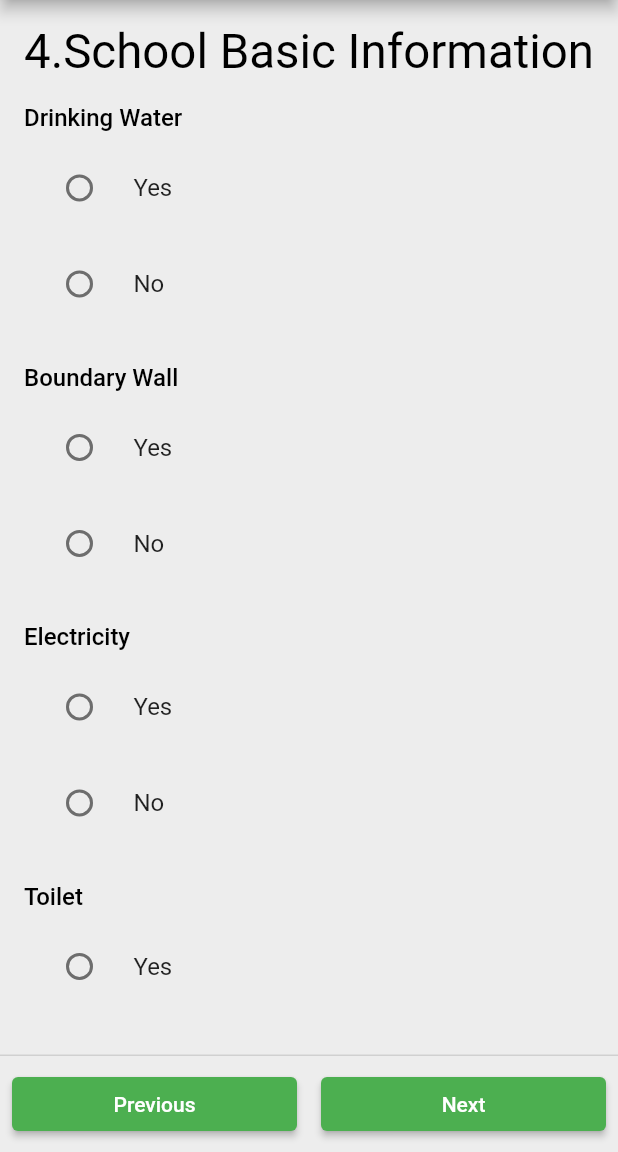
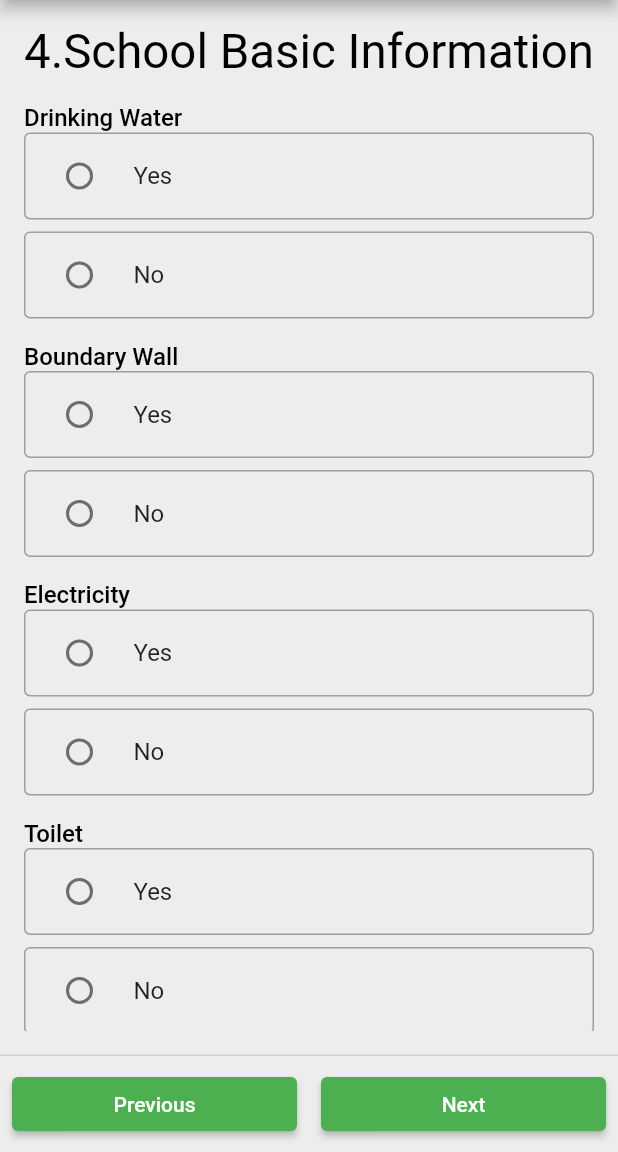
Before and after one commit to usamafiaz-mm/tlc_app, a Flutter app: the FormScreen screen opened by its route, swiped to page 4, on a phone screen of 412 x 824 dp, the part 84-1236 px from its top. Run offline on Flutter 3.47's test engine with Material 2 defaults, Android fonts, the phone set to English and light mode, and no system bars; drawn by our look-alikes of reactive_forms; our stand-ins replace image_picker, location, sqflite; missing offline and left inert: dart:ffi; accounts and stored records are empty.

Commit message:
fixed radio group

```diff
--- a/lib/custom_reactive_widgets/cst_reactive_radio_group.dart
+++ b/lib/custom_reactive_widgets/cst_reactive_radio_group.dart
@@ -4,26 +4,31 @@ import 'package:reactive_forms/reactive_forms.dart';
 
 class CustomReactiveRadioGroup extends ReactiveFormField<String?, String?> {
   CustomReactiveRadioGroup(
-      {super.key, required FormControl<String> formControl})
+      {super.key,
+      required FormControl<String> formControl,
+      required bool readOnly})
       : super(
             formControl: formControl,
             builder: (ReactiveFormFieldState<String?, String?> field) {
+              Color borderColor;
+              bool error = false;
+              if (readOnly) {
+                borderColor = Colors.grey.withOpacity(0.4);
+              } else if (formControl.value == null && formControl.touched) {
+                borderColor = Colors.red;
+                error = true;
+              } else {
+                borderColor = Colors.grey;
+              }
               return Column(
                 mainAxisSize: MainAxisSize.min,
                 crossAxisAlignment: CrossAxisAlignment.start,
                 children: [
                   Container(
                     decoration: BoxDecoration(
-                        border: Border.all(
-                            color: (formControl.invalid && formControl.touched)
-                                ? Colors.red
-                                : Colors.transparent)),
-                    padding: const EdgeInsets.symmetric(vertical: 8),
-                    child: Column(
-                      crossAxisAlignment: CrossAxisAlignment.start,
-                      mainAxisSize: MainAxisSize.min,
-                      children: [
-                        ReactiveRadioListTile(
+                        border: Border.all(color: borderColor),
+                        borderRadius: BorderRadius.circular(4)),
+                    child: ReactiveRadioListTile(
                       selectedTileColor: Colors.green,
 
                       title: const Text("Yes"),
@@ -32,20 +37,20 @@ class CustomReactiveRadioGroup extends ReactiveFormField<String?, String?> {
 
                       formControl: formControl,
                     ),
+                  ),
                   SizedBox(
                     height: 8,
                   ),
-                        ReactiveRadioListTile(
+                  Container(
+                    decoration: BoxDecoration(
+                        border: Border.all(color: borderColor),
+                        borderRadius: BorderRadius.circular(4)),
+                    child: ReactiveRadioListTile(
                       selectedTileColor: Colors.green,
                       activeColor: Colors.green,
                       title: const Text("No"),
-                          shape: RoundedRectangleBorder(
-                              borderRadius: BorderRadius.circular(5),
-                              side: BorderSide(color: Colors.grey)),
                       value: "no",
                       formControl: formControl,
-                        ),
-                      ],
                     ),
                   ),
                   if (formControl.invalid && formControl.touched)
--- a/lib/screens/form_pages/other_student_enrollment.dart
+++ b/lib/screens/form_pages/other_student_enrollment.dart
@@ -27,6 +27,7 @@ class OtherStudentEnrollment extends StatelessWidget {
           style: Theme.of(context).textTheme.labelMedium,
         ),
         CustomReactiveRadioGroup(
+            readOnly: readOnly,
             formControl:
                 FormInstance.form.control("page_6.minority_students_exist")
                     as FormControl<String>),
--- a/lib/screens/form_pages/registration_information.dart
+++ b/lib/screens/form_pages/registration_information.dart
@@ -94,6 +94,7 @@ class RegistrationInformation extends StatelessWidget {
         CustomReactiveRadioGroup(
           formControl: FormInstance.form.control("page_2.affiliation_status")
               as FormControl<String>,
+          readOnly: readOnly,
         ),
         ReactiveValueListenableBuilder(
           formControl: FormInstance.form.control("page_2.affiliation_status"),
--- a/lib/screens/form_pages/school_basic_facilities.dart
+++ b/lib/screens/form_pages/school_basic_facilities.dart
@@ -29,6 +29,7 @@ class SchoolBasicFacilities extends StatelessWidget {
         CustomReactiveRadioGroup(
           formControl: FormInstance.form.control("page_3.drinking_water")
               as FormControl<String>,
+          readOnly: readOnly,
         ),
         SizedBox(
           height: 16,
@@ -40,6 +41,7 @@ class SchoolBasicFacilities extends StatelessWidget {
         CustomReactiveRadioGroup(
           formControl: FormInstance.form.control("page_3.boundary_wall")
               as FormControl<String>,
+          readOnly: readOnly,
         ),
         SizedBox(
           height: 16,
@@ -51,6 +53,7 @@ class SchoolBasicFacilities extends StatelessWidget {
         CustomReactiveRadioGroup(
           formControl: FormInstance.form.control("page_3.electricity")
               as FormControl<String>,
+          readOnly: readOnly,
         ),
         SizedBox(
           height: 16,
@@ -62,6 +65,7 @@ class SchoolBasicFacilities extends StatelessWidget {
         CustomReactiveRadioGroup(
           formControl:
               FormInstance.form.control("page_3.toilet") as FormControl<String>,
+          readOnly: readOnly,
         ),
         SizedBox(
           height: 16,
@@ -73,6 +77,7 @@ class SchoolBasicFacilities extends StatelessWidget {
         CustomReactiveRadioGroup(
           formControl: FormInstance.form.control("page_3.staff_room")
               as FormControl<String>,
+          readOnly: readOnly,
         ),
         SizedBox(
           height: 16,
@@ -84,6 +89,7 @@ class SchoolBasicFacilities extends StatelessWidget {
         CustomReactiveRadioGroup(
           formControl: FormInstance.form.control("page_3.play_ground")
               as FormControl<String>,
+          readOnly: readOnly,
         ),
         SizedBox(
           height: 16,
@@ -95,6 +101,7 @@ class SchoolBasicFacilities extends StatelessWidget {
         CustomReactiveRadioGroup(
           formControl: FormInstance.form.control("page_3.ups_generator")
               as FormControl<String>,
+          readOnly: readOnly,
         ),
         SizedBox(
           height: 16,
@@ -106,6 +113,7 @@ class SchoolBasicFacilities extends StatelessWidget {
         CustomReactiveRadioGroup(
           formControl: FormInstance.form.control("page_3.multi_purpose_hall")
               as FormControl<String>,
+          readOnly: readOnly,
         ),
         SizedBox(
           height: 16,
@@ -117,6 +125,7 @@ class SchoolBasicFacilities extends StatelessWidget {
         CustomReactiveRadioGroup(
           formControl: FormInstance.form.control("page_3.office_computer")
               as FormControl<String>,
+          readOnly: readOnly,
         ),
         SizedBox(
           height: 16,
@@ -128,6 +137,7 @@ class SchoolBasicFacilities extends StatelessWidget {
         CustomReactiveRadioGroup(
           formControl: FormInstance.form.control("page_3.science_lab")
               as FormControl<String>,
+          readOnly: readOnly,
         ),
         SizedBox(
           height: 16,
@@ -139,6 +149,7 @@ class SchoolBasicFacilities extends StatelessWidget {
         CustomReactiveRadioGroup(
           formControl: FormInstance.form.control("page_3.library")
               as FormControl<String>,
+          readOnly: readOnly,
         ),
         SizedBox(
           height: 16,
@@ -150,6 +161,7 @@ class SchoolBasicFacilities extends StatelessWidget {
         CustomReactiveRadioGroup(
           formControl: FormInstance.form.control("page_3.internet")
               as FormControl<String>,
+          readOnly: readOnly,
         ),
         SizedBox(
           height: 16,
@@ -161,6 +173,7 @@ class SchoolBasicFacilities extends StatelessWidget {
         CustomReactiveRadioGroup(
           formControl: FormInstance.form.control("page_3.transport_for_student")
               as FormControl<String>,
+          readOnly: readOnly,
         ),
       ],
     );
```
Lines whose indentation alone changed are shown as unchanged.
